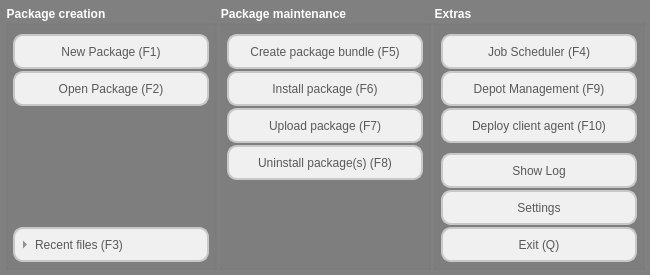
Qt form oPB/ui/startup.ui (pandel/opsiPackageBuilder) before a commit.
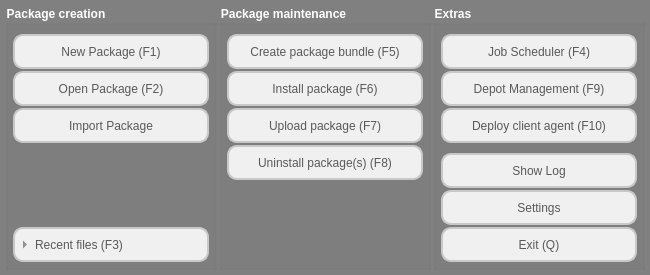
The same form after that commit. Icons and pictures are not drawn.

What changed in the file:
```diff
--- a/oPB/ui/startup.ui
+++ b/oPB/ui/startup.ui
@@ -459,6 +459,59 @@
         </property>
        </widget>
       </item>
+      <item row="2" column="0">
+       <widget class="QPushButton" name="btnStartImport">
+        <property name="sizePolicy">
+         <sizepolicy hsizetype="Minimum" vsizetype="Fixed">
+          <horstretch>0</horstretch>
+          <verstretch>0</verstretch>
+         </sizepolicy>
+        </property>
+        <property name="minimumSize">
+         <size>
+          <width>0</width>
+          <height>35</height>
+         </size>
+        </property>
+        <property name="baseSize">
+         <size>
+          <width>0</width>
+          <height>0</height>
+         </size>
+        </property>
+        <property name="styleSheet">
+         <string notr="true">QPushButton { background:rgb(240, 240, 240);
+	color:rgb(89, 89, 89);
+	border-radius: 10px;
+	border: 2px solid rgb(200, 200, 200);
+}
+QPushButton:pressed {
+	border: 2px solid rgb(85, 85, 85);
+}
+</string>
+        </property>
+        <property name="text">
+         <string>Import Package</string>
+        </property>
+        <property name="icon">
+         <iconset>
+          <disabledon>:/images/resource_14.ico</disabledon>
+         </iconset>
+        </property>
+        <property name="iconSize">
+         <size>
+          <width>24</width>
+          <height>24</height>
+         </size>
+        </property>
+        <property name="shortcut">
+         <string>F2</string>
+        </property>
+        <property name="flat">
+         <bool>false</bool>
+        </property>
+       </widget>
+      </item>
      </layout>
     </widget>
    </item>
```
Left out of the diff: 6 changed lines with no effect on the pictures.
